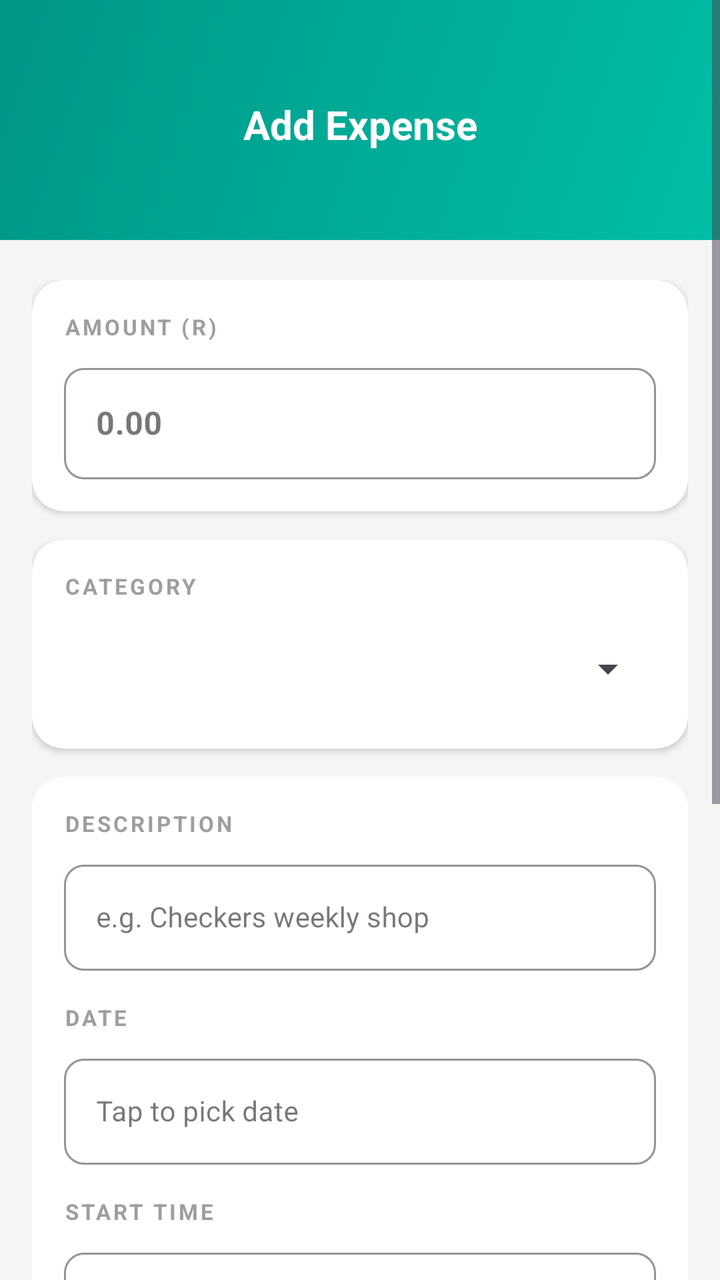
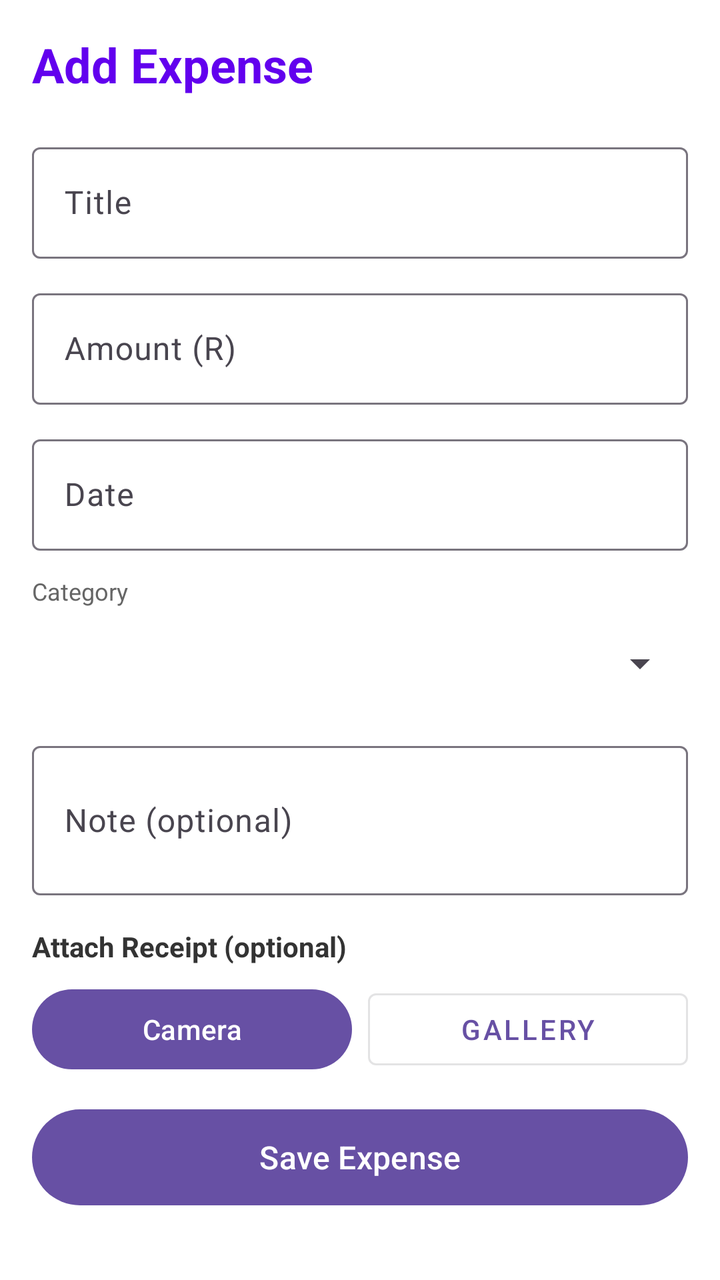

Compare the two renders of this Android layout. The source of the first and the diff that turns it into the second are given below.
<!-- AndroidManifest.xml: application theme Theme.BudgetSphere -->
<!-- res/layout/fragment_add_expense.xml -->
<?xml version="1.0" encoding="utf-8"?>
<ScrollView xmlns:android="http://schemas.android.com/apk/res/android"
    xmlns:app="http://schemas.android.com/apk/res-auto"
    android:layout_width="match_parent"
    android:layout_height="match_parent"
    android:background="#F5F5F5"
    android:fillViewport="true">
    <LinearLayout android:layout_width="match_parent" android:layout_height="wrap_content" android:orientation="vertical">

        <androidx.constraintlayout.widget.ConstraintLayout android:layout_width="match_parent" android:layout_height="120dp" android:background="@drawable/bg_teal_arc">
            <ImageView android:id="@+id/ivBack" android:layout_width="36dp" android:layout_height="36dp" android:src="@drawable/ic_arrow_back" android:padding="6dp" android:clickable="true" android:focusable="true" android:contentDescription="Back" app:layout_constraintTop_toTopOf="parent" app:layout_constraintStart_toStartOf="parent" android:layout_marginTop="44dp" android:layout_marginStart="16dp" app:tint="#FFFFFF"/>
            <TextView android:layout_width="wrap_content" android:layout_height="wrap_content" android:text="Add Expense" android:textColor="#FFFFFF" android:textSize="20sp" android:textStyle="bold" app:layout_constraintTop_toTopOf="@id/ivBack" app:layout_constraintBottom_toBottomOf="@id/ivBack" app:layout_constraintStart_toStartOf="parent" app:layout_constraintEnd_toEndOf="parent"/>
        </androidx.constraintlayout.widget.ConstraintLayout>

        <LinearLayout android:layout_width="match_parent" android:layout_height="wrap_content" android:orientation="vertical" android:paddingStart="16dp" android:paddingEnd="16dp" android:paddingTop="20dp" android:paddingBottom="32dp">

            
            <androidx.cardview.widget.CardView android:layout_width="match_parent" android:layout_height="wrap_content" app:cardCornerRadius="16dp" app:cardElevation="2dp" app:cardBackgroundColor="#FFFFFF">
                <LinearLayout android:layout_width="match_parent" android:layout_height="wrap_content" android:orientation="vertical" android:padding="16dp">
                    <TextView android:layout_width="wrap_content" android:layout_height="wrap_content" android:text="AMOUNT (R)" android:textColor="#9E9E9E" android:textSize="11sp" android:textStyle="bold" android:letterSpacing="0.12"/>
                    <com.google.android.material.textfield.TextInputLayout android:layout_width="match_parent" android:layout_height="wrap_content" android:layout_marginTop="8dp" style="@style/Widget.MaterialComponents.TextInputLayout.OutlinedBox" app:boxStrokeColor="#1AAFAA" app:boxCornerRadiusTopStart="10dp" app:boxCornerRadiusTopEnd="10dp" app:boxCornerRadiusBottomStart="10dp" app:boxCornerRadiusBottomEnd="10dp">
                        <com.google.android.material.textfield.TextInputEditText android:id="@+id/etAmount" android:layout_width="match_parent" android:layout_height="wrap_content" android:hint="0.00" android:inputType="numberDecimal" android:textSize="16sp" android:textColor="#212121" android:textStyle="bold"/>
                    </com.google.android.material.textfield.TextInputLayout>
                </LinearLayout>
            </androidx.cardview.widget.CardView>

            
            <androidx.cardview.widget.CardView android:layout_width="match_parent" android:layout_height="wrap_content" android:layout_marginTop="14dp" app:cardCornerRadius="16dp" app:cardElevation="2dp" app:cardBackgroundColor="#FFFFFF">
                <LinearLayout android:layout_width="match_parent" android:layout_height="wrap_content" android:orientation="vertical" android:padding="16dp">
                    <TextView android:layout_width="wrap_content" android:layout_height="wrap_content" android:text="CATEGORY" android:textColor="#9E9E9E" android:textSize="11sp" android:textStyle="bold" android:letterSpacing="0.12"/>
                    <Spinner android:id="@+id/spinnerCategory" android:layout_width="match_parent" android:layout_height="48dp" android:layout_marginTop="10dp"/>
                </LinearLayout>
            </androidx.cardview.widget.CardView>

            
            <androidx.cardview.widget.CardView android:layout_width="match_parent" android:layout_height="wrap_content" android:layout_marginTop="14dp" app:cardCornerRadius="16dp" app:cardElevation="2dp" app:cardBackgroundColor="#FFFFFF">
                <LinearLayout android:layout_width="match_parent" android:layout_height="wrap_content" android:orientation="vertical" android:padding="16dp">

                    <TextView android:layout_width="wrap_content" android:layout_height="wrap_content" android:text="DESCRIPTION" android:textColor="#9E9E9E" android:textSize="11sp" android:textStyle="bold" android:letterSpacing="0.12"/>
                    <com.google.android.material.textfield.TextInputLayout android:id="@+id/tilDescription" android:layout_width="match_parent" android:layout_height="wrap_content" android:layout_marginTop="8dp" style="@style/Widget.MaterialComponents.TextInputLayout.OutlinedBox" app:boxStrokeColor="#E0E0E0" app:boxCornerRadiusTopStart="10dp" app:boxCornerRadiusTopEnd="10dp" app:boxCornerRadiusBottomStart="10dp" app:boxCornerRadiusBottomEnd="10dp">
                        <com.google.android.material.textfield.TextInputEditText android:id="@+id/etDescription" android:layout_width="match_parent" android:layout_height="wrap_content" android:hint="e.g. Checkers weekly shop" android:inputType="text" android:textSize="14sp" android:textColor="#212121"/>
                    </com.google.android.material.textfield.TextInputLayout>

                    <TextView android:layout_width="wrap_content" android:layout_height="wrap_content" android:text="DATE" android:textColor="#9E9E9E" android:textSize="11sp" android:textStyle="bold" android:letterSpacing="0.12" android:layout_marginTop="16dp"/>
                    <com.google.android.material.textfield.TextInputLayout android:id="@+id/tilDate" android:layout_width="match_parent" android:layout_height="wrap_content" android:layout_marginTop="8dp" style="@style/Widget.MaterialComponents.TextInputLayout.OutlinedBox" app:boxStrokeColor="#E0E0E0" app:boxCornerRadiusTopStart="10dp" app:boxCornerRadiusTopEnd="10dp" app:boxCornerRadiusBottomStart="10dp" app:boxCornerRadiusBottomEnd="10dp">
                        <com.google.android.material.textfield.TextInputEditText android:id="@+id/etDate" android:layout_width="match_parent" android:layout_height="wrap_content" android:hint="Tap to pick date" android:inputType="none" android:focusable="false" android:clickable="true" android:textSize="14sp" android:textColor="#212121"/>
                    </com.google.android.material.textfield.TextInputLayout>

                    <TextView android:layout_width="wrap_content" android:layout_height="wrap_content" android:text="START TIME" android:textColor="#9E9E9E" android:textSize="11sp" android:textStyle="bold" android:letterSpacing="0.12" android:layout_marginTop="16dp"/>
                    <com.google.android.material.textfield.TextInputLayout android:layout_width="match_parent" android:layout_height="wrap_content" android:layout_marginTop="8dp" style="@style/Widget.MaterialComponents.TextInputLayout.OutlinedBox" app:boxStrokeColor="#E0E0E0" app:boxCornerRadiusTopStart="10dp" app:boxCornerRadiusTopEnd="10dp" app:boxCornerRadiusBottomStart="10dp" app:boxCornerRadiusBottomEnd="10dp">
                        <com.google.android.material.textfield.TextInputEditText android:id="@+id/etStartTime" android:layout_width="match_parent" android:layout_height="wrap_content" android:hint="Tap to pick start time" android:inputType="none" android:focusable="false" android:clickable="true" android:textSize="14sp" android:textColor="#212121"/>
                    </com.google.android.material.textfield.TextInputLayout>

                    <TextView android:layout_width="wrap_content" android:layout_height="wrap_content" android:text="END TIME" android:textColor="#9E9E9E" android:textSize="11sp" android:textStyle="bold" android:letterSpacing="0.12" android:layout_marginTop="16dp"/>
                    <com.google.android.material.textfield.TextInputLayout android:layout_width="match_parent" android:layout_height="wrap_content" android:layout_marginTop="8dp" style="@style/Widget.MaterialComponents.TextInputLayout.OutlinedBox" app:boxStrokeColor="#E0E0E0" app:boxCornerRadiusTopStart="10dp" app:boxCornerRadiusTopEnd="10dp" app:boxCornerRadiusBottomStart="10dp" app:boxCornerRadiusBottomEnd="10dp">
                        <com.google.android.material.textfield.TextInputEditText android:id="@+id/etEndTime" android:layout_width="match_parent" android:layout_height="wrap_content" android:hint="Tap to pick end time" android:inputType="none" android:focusable="false" android:clickable="true" android:textSize="14sp" android:textColor="#212121"/>
                    </com.google.android.material.textfield.TextInputLayout>

                </LinearLayout>
            </androidx.cardview.widget.CardView>

            
            <androidx.cardview.widget.CardView android:layout_width="match_parent" android:layout_height="wrap_content" android:layout_marginTop="14dp" app:cardCornerRadius="16dp" app:cardElevation="2dp" app:cardBackgroundColor="#FFFFFF">
                <LinearLayout android:layout_width="match_parent" android:layout_height="wrap_content" android:orientation="vertical" android:padding="16dp">
                    <TextView android:layout_width="wrap_content" android:layout_height="wrap_content" android:text="RECEIPT / PHOTO (OPTIONAL)" android:textColor="#9E9E9E" android:textSize="11sp" android:textStyle="bold" android:letterSpacing="0.12"/>
                    <LinearLayout android:layout_width="match_parent" android:layout_height="wrap_content" android:orientation="horizontal" android:layout_marginTop="10dp" android:weightSum="2">
                        <com.google.android.material.button.MaterialButton android:id="@+id/btnTakePhoto" android:layout_width="0dp" android:layout_height="48dp" android:layout_weight="1" android:text="📷 Camera" android:textColor="#1AAFAA" android:textSize="13sp" android:layout_marginEnd="6dp" app:backgroundTint="#E0F7F5" app:cornerRadius="10dp"/>
                        <com.google.android.material.button.MaterialButton android:id="@+id/btnUploadReceipt" android:layout_width="0dp" android:layout_height="48dp" android:layout_weight="1" android:text="📁 Upload" android:textColor="#FFFFFF" android:textSize="13sp" android:layout_marginStart="6dp" app:backgroundTint="#1AAFAA" app:cornerRadius="10dp"/>
                    </LinearLayout>
                    <ImageView android:id="@+id/ivPhoto" android:layout_width="match_parent" android:layout_height="160dp" android:scaleType="centerCrop" android:layout_marginTop="10dp" android:visibility="gone" android:contentDescription="Receipt photo"/>
                </LinearLayout>
            </androidx.cardview.widget.CardView>

            <com.google.android.material.button.MaterialButton android:id="@+id/btnSaveExpense" android:layout_width="match_parent" android:layout_height="52dp" android:text="Save Expense" android:textColor="#FFFFFF" android:textSize="16sp" android:textStyle="bold" android:layout_marginTop="24dp" app:backgroundTint="#1AAFAA" app:cornerRadius="12dp"/>

        </LinearLayout>
    </LinearLayout>
</ScrollView>
<!-- resources referenced by this layout -->
<resources>
  <!-- drawable bg_teal_arc (drawable) -->
  <layer-list xmlns:android="http://schemas.android.com/apk/res/android">
  
      
      <item>
          <shape android:shape="rectangle">
              <gradient
                  android:startColor="#00BFA5"
                  android:endColor="#009688"
                  android:angle="135"
                  android:type="linear" />
          </shape>
      </item>
  
      
      <item
          android:top="140dp"
          android:left="-60dp"
          android:right="-60dp"
          android:bottom="-80dp">
          <shape android:shape="oval">
              <solid android:color="#F5F5F5" />
          </shape>
      </item>
  
  </layer-list>
  <!-- drawable ic_arrow_back (drawable) -->
  <?xml version="1.0" encoding="utf-8"?>
  <selector xmlns:android="http://schemas.android.com/apk/res/android">
  
  </selector>
  <style name="Theme.BudgetSphere" parent="Base.Theme.BudgetSphere" />
  <style name="Base.Theme.BudgetSphere" parent="Theme.Material3.DayNight.NoActionBar">
          
          
      </style>
</resources>

<!-- the commit's change to res/layout/fragment_add_expense.xml (unified diff, before → after) -->
@@ -1,78 +1,172 @@
 <?xml version="1.0" encoding="utf-8"?>
-<ScrollView xmlns:android="http://schemas.android.com/apk/res/android"
-    xmlns:app="http://schemas.android.com/apk/res-auto"
+<ScrollView
+    xmlns:android="http://schemas.android.com/apk/res/android"
     android:layout_width="match_parent"
     android:layout_height="match_parent"
-    android:background="#F5F5F5"
-    android:fillViewport="true">
-    <LinearLayout android:layout_width="match_parent" android:layout_height="wrap_content" android:orientation="vertical">
+    android:background="#FFFFFF">
 
-        <androidx.constraintlayout.widget.ConstraintLayout android:layout_width="match_parent" android:layout_height="120dp" android:background="@drawable/bg_teal_arc">
-            <ImageView android:id="@+id/ivBack" android:layout_width="36dp" android:layout_height="36dp" android:src="@drawable/ic_arrow_back" android:padding="6dp" android:clickable="true" android:focusable="true" android:contentDescription="Back" app:layout_constraintTop_toTopOf="parent" app:layout_constraintStart_toStartOf="parent" android:layout_marginTop="44dp" android:layout_marginStart="16dp" app:tint="#FFFFFF"/>
-            <TextView android:layout_width="wrap_content" android:layout_height="wrap_content" android:text="Add Expense" android:textColor="#FFFFFF" android:textSize="20sp" android:textStyle="bold" app:layout_constraintTop_toTopOf="@id/ivBack" app:layout_constraintBottom_toBottomOf="@id/ivBack" app:layout_constraintStart_toStartOf="parent" app:layout_constraintEnd_toEndOf="parent"/>
-        </androidx.constraintlayout.widget.ConstraintLayout>
+    <LinearLayout
+        android:layout_width="match_parent"
+        android:layout_height="wrap_content"
+        android:orientation="vertical"
+        android:padding="16dp">
 
-        <LinearLayout android:layout_width="match_parent" android:layout_height="wrap_content" android:orientation="vertical" android:paddingStart="16dp" android:paddingEnd="16dp" android:paddingTop="20dp" android:paddingBottom="32dp">
+        
+        <TextView
+            android:layout_width="match_parent"
+            android:layout_height="wrap_content"
+            android:text="Add Expense"
+            android:textSize="24sp"
+            android:textStyle="bold"
+            android:textColor="#6200EE"
+            android:layout_marginBottom="20dp" />
 
-            
-            <androidx.cardview.widget.CardView android:layout_width="match_parent" android:layout_height="wrap_content" app:cardCornerRadius="16dp" app:cardElevation="2dp" app:cardBackgroundColor="#FFFFFF">
-                <LinearLayout android:layout_width="match_parent" android:layout_height="wrap_content" android:orientation="vertical" android:padding="16dp">
-                    <TextView android:layout_width="wrap_content" android:layout_height="wrap_content" android:text="AMOUNT (R)" android:textColor="#9E9E9E" android:textSize="11sp" android:textStyle="bold" android:letterSpacing="0.12"/>
-                    <com.google.android.material.textfield.TextInputLayout android:layout_width="match_parent" android:layout_height="wrap_content" android:layout_marginTop="8dp" style="@style/Widget.MaterialComponents.TextInputLayout.OutlinedBox" app:boxStrokeColor="#1AAFAA" app:boxCornerRadiusTopStart="10dp" app:boxCornerRadiusTopEnd="10dp" app:boxCornerRadiusBottomStart="10dp" app:boxCornerRadiusBottomEnd="10dp">
-                        <com.google.android.material.textfield.TextInputEditText android:id="@+id/etAmount" android:layout_width="match_parent" android:layout_height="wrap_content" android:hint="0.00" android:inputType="numberDecimal" android:textSize="16sp" android:textColor="#212121" android:textStyle="bold"/>
-                    </com.google.android.material.textfield.TextInputLayout>
-                </LinearLayout>
-            </androidx.cardview.widget.CardView>
+        
+        <com.google.android.material.textfield.TextInputLayout
+            android:layout_width="match_parent"
+            android:layout_height="wrap_content"
+            android:hint="Title"
+            android:layout_marginBottom="12dp">
 
-            
-            <androidx.cardview.widget.CardView android:layout_width="match_parent" android:layout_height="wrap_content" android:layout_marginTop="14dp" app:cardCornerRadius="16dp" app:cardElevation="2dp" app:cardBackgroundColor="#FFFFFF">
-                <LinearLayout android:layout_width="match_parent" android:layout_height="wrap_content" android:orientation="vertical" android:padding="16dp">
-                    <TextView android:layout_width="wrap_content" android:layout_height="wrap_content" android:text="CATEGORY" android:textColor="#9E9E9E" android:textSize="11sp" android:textStyle="bold" android:letterSpacing="0.12"/>
-                    <Spinner android:id="@+id/spinnerCategory" android:layout_width="match_parent" android:layout_height="48dp" android:layout_marginTop="10dp"/>
-                </LinearLayout>
-            </androidx.cardview.widget.CardView>
+            <com.google.android.material.textfield.TextInputEditText
+                android:id="@+id/etTitle"
+                android:layout_width="match_parent"
+                android:layout_height="wrap_content"
+                android:inputType="text" />
 
-            
-            <androidx.cardview.widget.CardView android:layout_width="match_parent" android:layout_height="wrap_content" android:layout_marginTop="14dp" app:cardCornerRadius="16dp" app:cardElevation="2dp" app:cardBackgroundColor="#FFFFFF">
-                <LinearLayout android:layout_width="match_parent" android:layout_height="wrap_content" android:orientation="vertical" android:padding="16dp">
+        </com.google.android.material.textfield.TextInputLayout>
 
-                    <TextView android:layout_width="wrap_content" android:layout_height="wrap_content" android:text="DESCRIPTION" android:textColor="#9E9E9E" android:textSize="11sp" android:textStyle="bold" android:letterSpacing="0.12"/>
-                    <com.google.android.material.textfield.TextInputLayout android:id="@+id/tilDescription" android:layout_width="match_parent" android:layout_height="wrap_content" android:layout_marginTop="8dp" style="@style/Widget.MaterialComponents.TextInputLayout.OutlinedBox" app:boxStrokeColor="#E0E0E0" app:boxCornerRadiusTopStart="10dp" app:boxCornerRadiusTopEnd="10dp" app:boxCornerRadiusBottomStart="10dp" app:boxCornerRadiusBottomEnd="10dp">
-                        <com.google.android.material.textfield.TextInputEditText android:id="@+id/etDescription" android:layout_width="match_parent" android:layout_height="wrap_content" android:hint="e.g. Checkers weekly shop" android:inputType="text" android:textSize="14sp" android:textColor="#212121"/>
-                    </com.google.android.material.textfield.TextInputLayout>
+        
+        <com.google.android.material.textfield.TextInputLayout
+            android:layout_width="match_parent"
+            android:layout_height="wrap_content"
+            android:hint="Amount (R)"
+            android:layout_marginBottom="12dp">
 
-                    <TextView android:layout_width="wrap_content" android:layout_height="wrap_content" android:text="DATE" android:textColor="#9E9E9E" android:textSize="11sp" android:textStyle="bold" android:letterSpacing="0.12" android:layout_marginTop="16dp"/>
-                    <com.google.android.material.textfield.TextInputLayout android:id="@+id/tilDate" android:layout_width="match_parent" android:layout_height="wrap_content" android:layout_marginTop="8dp" style="@style/Widget.MaterialComponents.TextInputLayout.OutlinedBox" app:boxStrokeColor="#E0E0E0" app:boxCornerRadiusTopStart="10dp" app:boxCornerRadiusTopEnd="10dp" app:boxCornerRadiusBottomStart="10dp" app:boxCornerRadiusBottomEnd="10dp">
-                        <com.google.android.material.textfield.TextInputEditText android:id="@+id/etDate" android:layout_width="match_parent" android:layout_height="wrap_content" android:hint="Tap to pick date" android:inputType="none" android:focusable="false" android:clickable="true" android:textSize="14sp" android:textColor="#212121"/>
-                    </com.google.android.material.textfield.TextInputLayout>
+            <com.google.android.material.textfield.TextInputEditText
+                android:id="@+id/etAmount"
+                android:layout_width="match_parent"
+                android:layout_height="wrap_content"
+                android:inputType="numberDecimal" />
 
-                    <TextView android:layout_width="wrap_content" android:layout_height="wrap_content" android:text="START TIME" android:textColor="#9E9E9E" android:textSize="11sp" android:textStyle="bold" android:letterSpacing="0.12" android:layout_marginTop="16dp"/>
-                    <com.google.android.material.textfield.TextInputLayout android:layout_width="match_parent" android:layout_height="wrap_content" android:layout_marginTop="8dp" style="@style/Widget.MaterialComponents.TextInputLayout.OutlinedBox" app:boxStrokeColor="#E0E0E0" app:boxCornerRadiusTopStart="10dp" app:boxCornerRadiusTopEnd="10dp" app:boxCornerRadiusBottomStart="10dp" app:boxCornerRadiusBottomEnd="10dp">
-                        <com.google.android.material.textfield.TextInputEditText android:id="@+id/etStartTime" android:layout_width="match_parent" android:layout_height="wrap_content" android:hint="Tap to pick start time" android:inputType="none" android:focusable="false" android:clickable="true" android:textSize="14sp" android:textColor="#212121"/>
-                    </com.google.android.material.textfield.TextInputLayout>
+        </com.google.android.material.textfield.TextInputLayout>
 
-                    <TextView android:layout_width="wrap_content" android:layout_height="wrap_content" android:text="END TIME" android:textColor="#9E9E9E" android:textSize="11sp" android:textStyle="bold" android:letterSpacing="0.12" android:layout_marginTop="16dp"/>
-                    <com.google.android.material.textfield.TextInputLayout android:layout_width="match_parent" android:layout_height="wrap_content" android:layout_marginTop="8dp" style="@style/Widget.MaterialComponents.TextInputLayout.OutlinedBox" app:boxStrokeColor="#E0E0E0" app:boxCornerRadiusTopStart="10dp" app:boxCornerRadiusTopEnd="10dp" app:boxCornerRadiusBottomStart="10dp" app:boxCornerRadiusBottomEnd="10dp">
-                        <com.google.android.material.textfield.TextInputEditText android:id="@+id/etEndTime" android:layout_width="match_parent" android:layout_height="wrap_content" android:hint="Tap to pick end time" android:inputType="none" android:focusable="false" android:clickable="true" android:textSize="14sp" android:textColor="#212121"/>
-                    </com.google.android.material.textfield.TextInputLayout>
+        
+        <com.google.android.material.textfield.TextInputLayout
+            android:layout_width="match_parent"
+            android:layout_height="wrap_content"
+            android:hint="Date"
+            android:layout_marginBottom="12dp">
 
-                </LinearLayout>
-            </androidx.cardview.widget.CardView>
+            <com.google.android.material.textfield.TextInputEditText
+                android:id="@+id/etDate"
+                android:layout_width="match_parent"
+                android:layout_height="wrap_content"
+                android:focusable="false"
+                android:inputType="none" />
 
-            
-            <androidx.cardview.widget.CardView android:layout_width="match_parent" android:layout_height="wrap_content" android:layout_marginTop="14dp" app:cardCornerRadius="16dp" app:cardElevation="2dp" app:cardBackgroundColor="#FFFFFF">
-                <LinearLayout android:layout_width="match_parent" android:layout_height="wrap_content" android:orientation="vertical" android:padding="16dp">
-                    <TextView android:layout_width="wrap_content" android:layout_height="wrap_content" android:text="RECEIPT / PHOTO (OPTIONAL)" android:textColor="#9E9E9E" android:textSize="11sp" android:textStyle="bold" android:letterSpacing="0.12"/>
-                    <LinearLayout android:layout_width="match_parent" android:layout_height="wrap_content" android:orientation="horizontal" android:layout_marginTop="10dp" android:weightSum="2">
-                        <com.google.android.material.button.MaterialButton android:id="@+id/btnTakePhoto" android:layout_width="0dp" android:layout_height="48dp" android:layout_weight="1" android:text="📷 Camera" android:textColor="#1AAFAA" android:textSize="13sp" android:layout_marginEnd="6dp" app:backgroundTint="#E0F7F5" app:cornerRadius="10dp"/>
-                        <com.google.android.material.button.MaterialButton android:id="@+id/btnUploadReceipt" android:layout_width="0dp" android:layout_height="48dp" android:layout_weight="1" android:text="📁 Upload" android:textColor="#FFFFFF" android:textSize="13sp" android:layout_marginStart="6dp" app:backgroundTint="#1AAFAA" app:cornerRadius="10dp"/>
-                    </LinearLayout>
-                    <ImageView android:id="@+id/ivPhoto" android:layout_width="match_parent" android:layout_height="160dp" android:scaleType="centerCrop" android:layout_marginTop="10dp" android:visibility="gone" android:contentDescription="Receipt photo"/>
-                </LinearLayout>
-            </androidx.cardview.widget.CardView>
+        </com.google.android.material.textfield.TextInputLayout>
 
-            <com.google.android.material.button.MaterialButton android:id="@+id/btnSaveExpense" android:layout_width="match_parent" android:layout_height="52dp" android:text="Save Expense" android:textColor="#FFFFFF" android:textSize="16sp" android:textStyle="bold" android:layout_marginTop="24dp" app:backgroundTint="#1AAFAA" app:cornerRadius="12dp"/>
+        
+        <TextView
+            android:layout_width="match_parent"
+            android:layout_height="wrap_content"
+            android:text="Category"
+            android:textSize="12sp"
+            android:textColor="#666666"
+            android:layout_marginBottom="4dp" />
+
+        <Spinner
+            android:id="@+id/spinnerCategory"
+            android:layout_width="match_parent"
+            android:layout_height="48dp"
+            android:layout_marginBottom="12dp" />
+
+        
+        <com.google.android.material.textfield.TextInputLayout
+            android:layout_width="match_parent"
+            android:layout_height="wrap_content"
+            android:hint="Note (optional)"
+            android:layout_marginBottom="16dp">
+
+            <com.google.android.material.textfield.TextInputEditText
+                android:id="@+id/etNote"
+                android:layout_width="match_parent"
+                android:layout_height="wrap_content"
+                android:inputType="textMultiLine"
+                android:lines="2" />
+
+        </com.google.android.material.textfield.TextInputLayout>
+
+        
+        <TextView
+            android:layout_width="match_parent"
+            android:layout_height="wrap_content"
+            android:text="Attach Receipt (optional)"
+            android:textSize="14sp"
+            android:textStyle="bold"
+            android:textColor="#333333"
+            android:layout_marginBottom="8dp" />
+
+        
+        <LinearLayout
+            android:layout_width="match_parent"
+            android:layout_height="wrap_content"
+            android:orientation="horizontal"
+            android:layout_marginBottom="12dp">
+
+            <Button
+                android:id="@+id/btnCamera"
+                android:layout_width="0dp"
+                android:layout_height="wrap_content"
+                android:layout_weight="1"
+                android:layout_marginEnd="8dp"
+                android:text="Camera"
+                android:drawableStart="@android:drawable/ic_menu_camera"
+                android:drawablePadding="6dp" />
+
+            <Button
+                android:id="@+id/btnGallery"
+                android:layout_width="0dp"
+                android:layout_height="wrap_content"
+                android:layout_weight="1"
+                android:text="Gallery"
+                android:drawableStart="@android:drawable/ic_menu_gallery"
+                android:drawablePadding="6dp"
+                style="@style/Widget.MaterialComponents.Button.OutlinedButton" />
 
         </LinearLayout>
+
+        
+        <ImageView
+            android:id="@+id/ivReceiptPreview"
+            android:layout_width="match_parent"
+            android:layout_height="200dp"
+            android:scaleType="centerCrop"
+            android:background="#F0F0F0"
+            android:contentDescription="Receipt preview"
+            android:visibility="gone"
+            android:layout_marginBottom="8dp" />
+
+        
+        <Button
+            android:id="@+id/btnRemoveImage"
+            android:layout_width="wrap_content"
+            android:layout_height="wrap_content"
+            android:text="Remove Image"
+            android:textColor="#F44336"
+            android:layout_marginBottom="20dp"
+            android:visibility="gone"
+            style="@style/Widget.MaterialComponents.Button.TextButton" />
+
+        
+        <Button
+            android:id="@+id/btnSave"
+            android:layout_width="match_parent"
+            android:layout_height="56dp"
+            android:text="Save Expense"
+            android:textSize="16sp" />
+
     </LinearLayout>
+
 </ScrollView>
<!-- resource entries referenced after the edit -->
@@ -1,36 +1,5 @@
 <!-- resources referenced by this layout -->
 <resources>
-  <!-- drawable bg_teal_arc (drawable) -->
-  <layer-list xmlns:android="http://schemas.android.com/apk/res/android">
-  
-      
-      <item>
-          <shape android:shape="rectangle">
-              <gradient
-                  android:startColor="#00BFA5"
-                  android:endColor="#009688"
-                  android:angle="135"
-                  android:type="linear" />
-          </shape>
-      </item>
-  
-      
-      <item
-          android:top="140dp"
-          android:left="-60dp"
-          android:right="-60dp"
-          android:bottom="-80dp">
-          <shape android:shape="oval">
-              <solid android:color="#F5F5F5" />
-          </shape>
-      </item>
-  
-  </layer-list>
-  <!-- drawable ic_arrow_back (drawable) -->
-  <?xml version="1.0" encoding="utf-8"?>
-  <selector xmlns:android="http://schemas.android.com/apk/res/android">
-  
-  </selector>
   <style name="Theme.BudgetSphere" parent="Base.Theme.BudgetSphere" />
   <style name="Base.Theme.BudgetSphere" parent="Theme.Material3.DayNight.NoActionBar">
           
